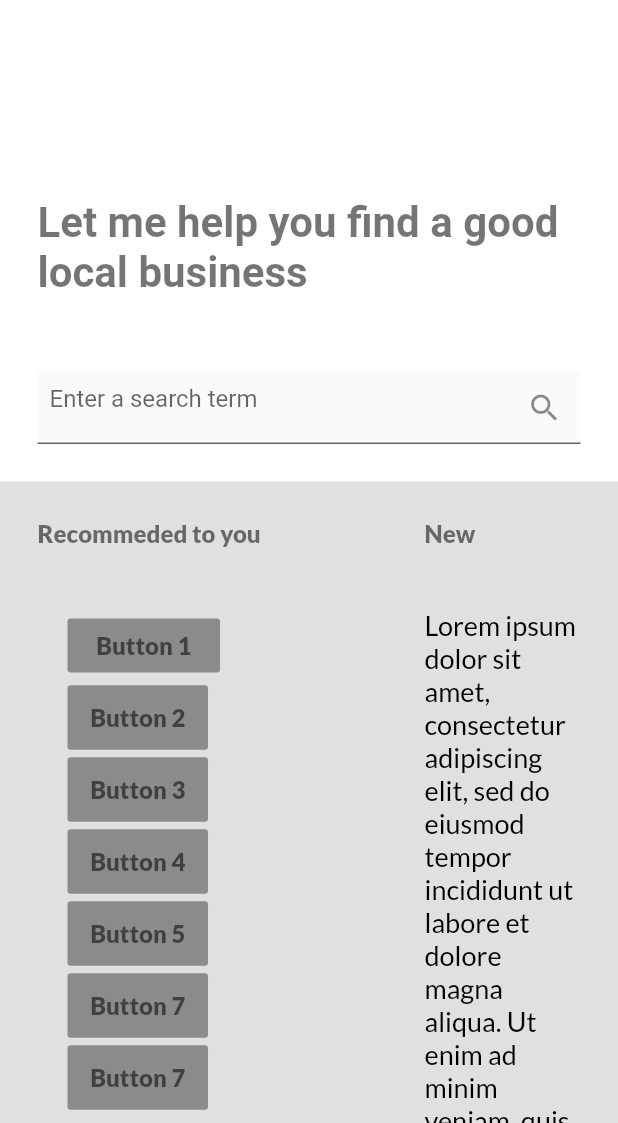
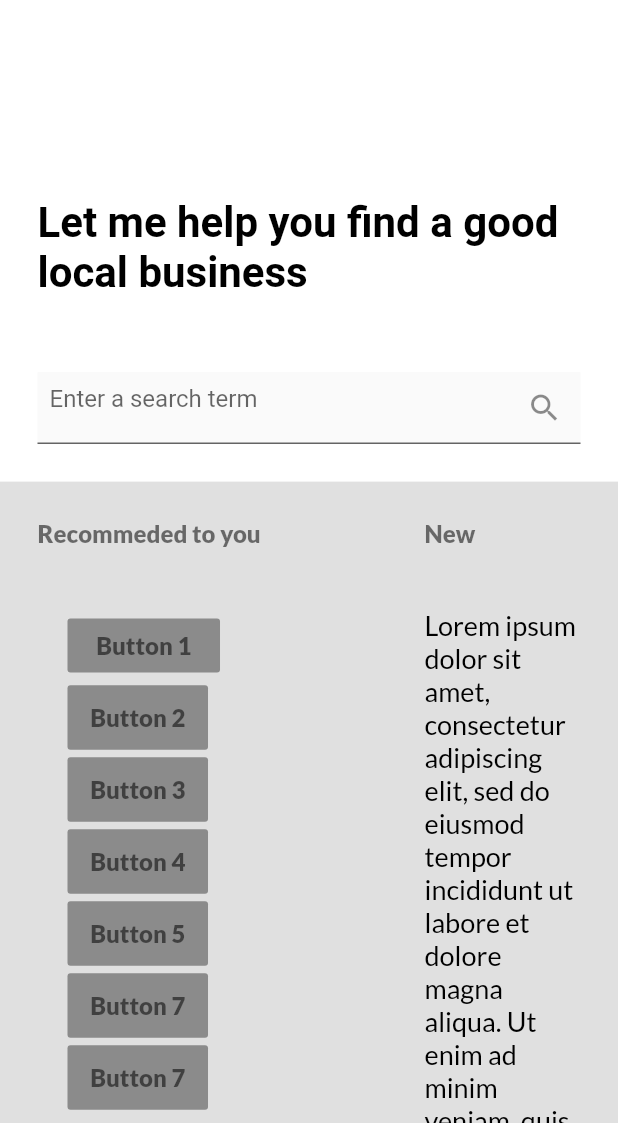
Before and after one commit to Ansontheprogrammer/timeless-website, a Flutter app: the screen it shows after launch, on a phone screen of 412 x 824 dp, the part 113-1236 px from its top. Run offline on Flutter 3.47's test engine with Material 2 defaults, Android fonts, the phone set to English and light mode, and no system bars; our stand-ins replace google_fonts; Roboto replaces fonts that are missing (Ubuntu).

Commit message:
Added color to CustomHeadline widget

```diff
--- a/lib/utils/custom_text.dart
+++ b/lib/utils/custom_text.dart
@@ -94,14 +94,16 @@ class CustomTextBtn extends StatelessWidget {
 
 class CustomTextHeadline extends StatelessWidget {
   final String text;
-  const CustomTextHeadline({@required this.text});
+  final Color color;
+
+  const CustomTextHeadline({@required this.text, this.color = Colors.black});
 
   @override
   Widget build(BuildContext context) {
     return Container(
         child: Text(
       text,
-      style: Theme.of(context).textTheme.headline1,
+      style: Theme.of(context).textTheme.headline1.copyWith(color: this.color),
     ));
   }
 }
```
